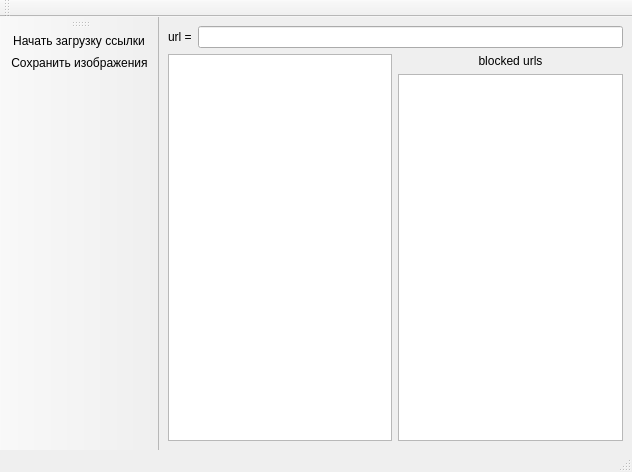
Mukudori/ImageParser, file ui/mainForm.ui: the form before one commit.
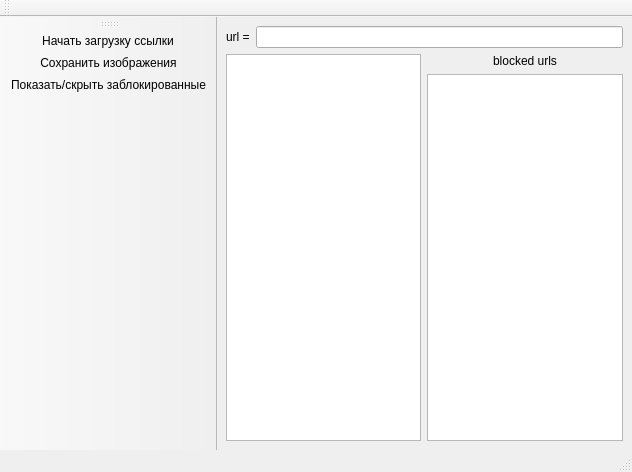
The form after the commit. Icons and pictures are not drawn.

```diff
--- a/ui/mainForm.ui
+++ b/ui/mainForm.ui
@@ -32,7 +32,7 @@
     <item>
      <layout class="QHBoxLayout" name="horizontalLayout_2">
       <item>
-       <widget class="QTableWidget" name="twMain"/>
+       <widget class="QListWidget" name="lwMain"/>
       </item>
       <item>
        <layout class="QVBoxLayout" name="verticalLayout">
@@ -92,10 +92,11 @@
     <enum>LeftToolBarArea</enum>
    </attribute>
    <attribute name="toolBarBreak">
-    <bool>false</bool>
+    <bool>true</bool>
    </attribute>
    <addaction name="act_download"/>
    <addaction name="act_save"/>
+   <addaction name="actBlockView"/>
   </widget>
   <action name="act_download">
    <property name="icon">
@@ -124,6 +125,21 @@
     <string>Ctrl+S</string>
    </property>
   </action>
+  <action name="actBlockView">
+   <property name="checkable">
+    <bool>true</bool>
+   </property>
+   <property name="icon">
+    <iconset>
+     <normaloff>../pics/blocked.png</normaloff>../pics/blocked.png</iconset>
+   </property>
+   <property name="text">
+    <string>Показать/скрыть заблокированные</string>
+   </property>
+   <property name="toolTip">
+    <string>Показать/скрыть заблокированные</string>
+   </property>
+  </action>
  </widget>
  <resources/>
  <connections/>
```
Left out of the diff: 2 changed lines with no effect on the pictures.
